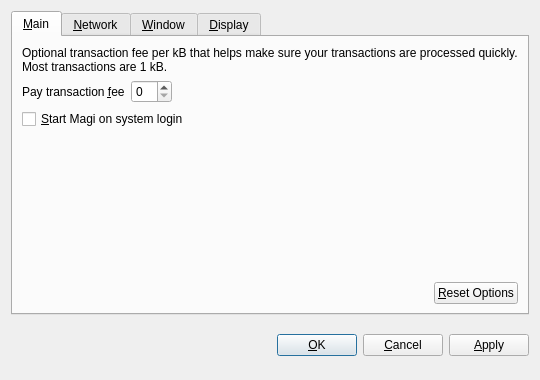
First picture: the form in src/qt/forms/optionsdialog.ui, repository jondow72/peercoin, before the edit.
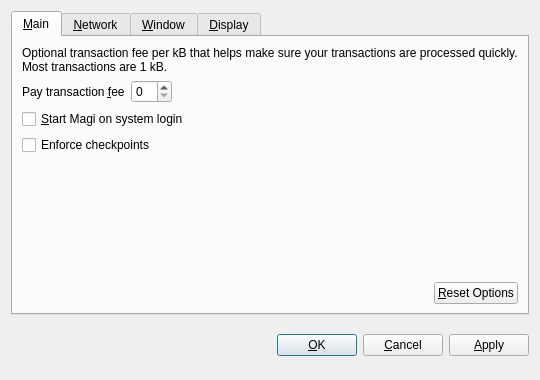
Second picture: the form after the edit. Custom widgets are drawn as their Qt base class.

Commit message: Add GUI option to disable checkpoint enforcing

```diff
--- a/src/qt/forms/optionsdialog.ui
+++ b/src/qt/forms/optionsdialog.ui
@@ -86,6 +86,13 @@
          </property>
         </widget>
        </item>
+       <item>
+        <widget class="QCheckBox" name="checkpointEnforce">
+         <property name="text">
+          <string>Enforce checkpoints</string>
+         </property>
+        </widget>
+       </item>
        <item>
         <spacer name="verticalSpacer_Main">
          <property name="orientation">
```
The commit also changes 3 other files.
